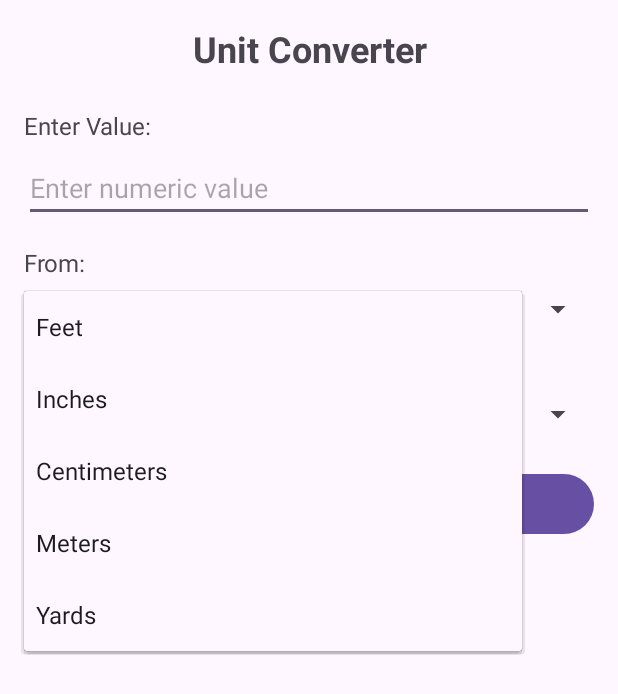
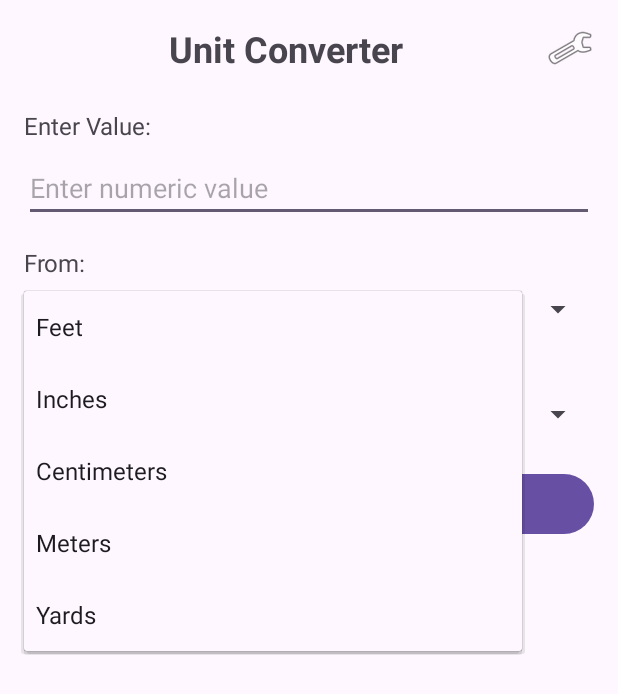
Before and after one commit to Kritavya/MAD_Assignment_2025, an Android app: the screen it shows after launch (MainActivity), after a tap on "Feet", on a phone screen of 412 x 824 dp. Shown: the top 694 px of the screen. Run offline under Robolectric (Android 15) with nearby library versions, the phone set to English and light mode, and no system bars.

Commit message:
Added basic theme implementation with default settings icon

```diff
--- a/Q2_ThemeSettings/ThemeSettings/app/build.gradle.kts
+++ b/Q2_ThemeSettings/ThemeSettings/app/build.gradle.kts
@@ -3,11 +3,11 @@ plugins {
 }
 
 android {
-    namespace = "com.kritavya.themesettings"
+    namespace = "com.kritavya.unitconverter"
     compileSdk = 35
 
     defaultConfig {
-        applicationId = "com.kritavya.themesettings"
+        applicationId = "com.kritavya.unitconverter"
         minSdk = 24
         targetSdk = 35
         versionCode = 1
--- /dev/null
+++ b/Q2_ThemeSettings/ThemeSettings/app/src/main/java/com/kritavya/unitconverter/MainActivity.java
@@ -0,0 +1,152 @@
+package com.kritavya.unitconverter;
+
+import android.content.Intent;
+import android.content.SharedPreferences;
+import android.os.Bundle;
+import android.view.Menu;
+import android.view.MenuItem;
+import android.view.View;
+import android.widget.ArrayAdapter;
+import android.widget.Button;
+import android.widget.EditText;
+import android.widget.ImageView;
+import android.widget.Spinner;
+import android.widget.TextView;
+import android.widget.Toast;
+
+import androidx.annotation.NonNull;
+import androidx.appcompat.app.AppCompatActivity;
+
+public class MainActivity extends AppCompatActivity {
+
+    private EditText editTextValue;
+    private Spinner spinnerFrom, spinnerTo;
+    private Button buttonConvert;
+    private TextView textViewResult;
+    private ImageView imageViewSettings;
+
+    @Override
+    protected void onCreate(Bundle savedInstanceState) {
+        // Apply theme before setting content view
+        SharedPreferences preferences = getSharedPreferences(SettingsActivity.PREFS_NAME, MODE_PRIVATE);
+        SettingsActivity.applyTheme(preferences);
+
+        super.onCreate(savedInstanceState);
+        setContentView(R.layout.activity_main);
+
+        // Initialize views
+        editTextValue = findViewById(R.id.editTextValue);
+        spinnerFrom = findViewById(R.id.spinnerFrom);
+        spinnerTo = findViewById(R.id.spinnerTo);
+        buttonConvert = findViewById(R.id.buttonConvert);
+        textViewResult = findViewById(R.id.textViewResult);
+        imageViewSettings = findViewById(R.id.imageViewSettings);
+
+        // Set up spinners with unit types
+        ArrayAdapter<CharSequence> adapter = ArrayAdapter.createFromResource(
+                this, R.array.unit_types, android.R.layout.simple_spinner_item);
+        adapter.setDropDownViewResource(android.R.layout.simple_spinner_dropdown_item);
+        spinnerFrom.setAdapter(adapter);
+        spinnerTo.setAdapter(adapter);
+
+        // Set convert button click listener
+        buttonConvert.setOnClickListener(new View.OnClickListener() {
+            @Override
+            public void onClick(View v) {
+                convertUnits();
+            }
+        });
+
+        // Set settings icon click listener
+        imageViewSettings.setOnClickListener(new View.OnClickListener() {
+            @Override
+            public void onClick(View v) {
+                Intent intent = new Intent(MainActivity.this, SettingsActivity.class);
+                startActivity(intent);
+            }
+        });
+    }
+
+    @Override
+    public boolean onCreateOptionsMenu(Menu menu) {
+        getMenuInflater().inflate(R.menu.main_menu, menu);
+        return true;
+    }
+
+    @Override
+    public boolean onOptionsItemSelected(@NonNull MenuItem item) {
+        if (item.getItemId() == R.id.menu_settings) {
+            Intent intent = new Intent(MainActivity.this, SettingsActivity.class);
+            startActivity(intent);
+            return true;
+        }
+        return super.onOptionsItemSelected(item);
+    }
+
+    private void convertUnits() {
+        // Get input value
+        String inputValueStr = editTextValue.getText().toString().trim();
+
+        // Validate input
+        if (inputValueStr.isEmpty()) {
+            Toast.makeText(this, "Please enter a value", Toast.LENGTH_SHORT).show();
+            return;
+        }
+
+        try {
+            double inputValue = Double.parseDouble(inputValueStr);
+            String fromUnit = spinnerFrom.getSelectedItem().toString();
+            String toUnit = spinnerTo.getSelectedItem().toString();
+
+            // Convert to meters first (base unit)
+            double valueInMeters = convertToMeters(inputValue, fromUnit);
+
+            // Convert from meters to target unit
+            double result = convertFromMeters(valueInMeters, toUnit);
+
+            // Format and display result
+            String formattedResult = String.format("%.4f %s = %.4f %s",
+                    inputValue, fromUnit, result, toUnit);
+            textViewResult.setText(formattedResult);
+
+        } catch (NumberFormatException e) {
+            Toast.makeText(this, "Invalid number format", Toast.LENGTH_SHORT).show();
+        }
+    }
+
+    // Convert any unit to meters
+    private double convertToMeters(double value, String fromUnit) {
+        switch (fromUnit) {
+            case "Feet":
+                return value * 0.3048;
+            case "Inches":
+                return value * 0.0254;
+            case "Centimeters":
+                return value * 0.01;
+            case "Meters":
+                return value;
+            case "Yards":
+                return value * 0.9144;
+            default:
+                return 0;
+        }
+    }
+
+    // Convert from meters to any unit
+    private double convertFromMeters(double meters, String toUnit) {
+        switch (toUnit) {
+            case "Feet":
+                return meters / 0.3048;
+            case "Inches":
+                return meters / 0.0254;
+            case "Centimeters":
+                return meters / 0.01;
+            case "Meters":
+                return meters;
+            case "Yards":
+                return meters / 0.9144;
+            default:
+                return 0;
+        }
+    }
+}
--- a/Q2_ThemeSettings/ThemeSettings/app/src/main/res/layout/activity_main.xml
+++ b/Q2_ThemeSettings/ThemeSettings/app/src/main/res/layout/activity_main.xml
@@ -1,19 +1,92 @@
 <?xml version="1.0" encoding="utf-8"?>
-<androidx.constraintlayout.widget.ConstraintLayout xmlns:android="http://schemas.android.com/apk/res/android"
+<LinearLayout xmlns:android="http://schemas.android.com/apk/res/android"
     xmlns:app="http://schemas.android.com/apk/res-auto"
     xmlns:tools="http://schemas.android.com/tools"
     android:id="@+id/main"
     android:layout_width="match_parent"
     android:layout_height="match_parent"
+    android:orientation="vertical"
+    android:padding="16dp"
     tools:context=".MainActivity">
 
+    <LinearLayout
+        android:layout_width="match_parent"
+        android:layout_height="wrap_content"
+        android:orientation="horizontal"
+        android:gravity="center_vertical"
+        android:layout_marginBottom="24dp">
+
+        <TextView
+            android:layout_width="0dp"
+            android:layout_height="wrap_content"
+            android:layout_weight="1"
+            android:text="Unit Converter"
+            android:textSize="24sp"
+            android:textStyle="bold"
+            android:gravity="center"/>
+
+        <ImageView
+            android:id="@+id/imageViewSettings"
+            android:layout_width="32dp"
+            android:layout_height="32dp"
+            android:src="@android:drawable/ic_menu_preferences"
+            android:contentDescription="Settings"/>
+    </LinearLayout>
+
     <TextView
-        android:layout_width="wrap_content"
+        android:layout_width="match_parent"
         android:layout_height="wrap_content"
-        android:text="Hello World!"
-        app:layout_constraintBottom_toBottomOf="parent"
-        app:layout_constraintEnd_toEndOf="parent"
-        app:layout_constraintStart_toStartOf="parent"
-        app:layout_constraintTop_toTopOf="parent" />
+        android:text="Enter Value:"
+        android:textSize="16sp"
+        android:layout_marginBottom="8dp"/>
 
-</androidx.constraintlayout.widget.ConstraintLayout>
+    <EditText
+        android:id="@+id/editTextValue"
+        android:layout_width="match_parent"
+        android:layout_height="wrap_content"
+        android:hint="Enter numeric value"
+        android:inputType="numberDecimal"
+        android:layout_marginBottom="16dp"/>
+
+    <TextView
+        android:layout_width="match_parent"
+        android:layout_height="wrap_content"
+        android:text="From:"
+        android:textSize="16sp"
+        android:layout_marginBottom="8dp"/>
+
+    <Spinner
+        android:id="@+id/spinnerFrom"
+        android:layout_width="match_parent"
+        android:layout_height="wrap_content"
+        android:layout_marginBottom="16dp"/>
+
+    <TextView
+        android:layout_width="match_parent"
+        android:layout_height="wrap_content"
+        android:text="To:"
+        android:textSize="16sp"
+        android:layout_marginBottom="8dp"/>
+
+    <Spinner
+        android:id="@+id/spinnerTo"
+        android:layout_width="match_parent"
+        android:layout_height="wrap_content"
+        android:layout_marginBottom="24dp"/>
+
+    <Button
+        android:id="@+id/buttonConvert"
+        android:layout_width="match_parent"
+        android:layout_height="wrap_content"
+        android:text="Convert"
+        android:layout_marginBottom="24dp"/>
+
+    <TextView
+        android:id="@+id/textViewResult"
+        android:layout_width="match_parent"
+        android:layout_height="wrap_content"
+        android:textSize="18sp"
+        android:gravity="center"
+        android:layout_marginBottom="8dp"/>
+
+</LinearLayout>
--- /dev/null
+++ b/Q2_ThemeSettings/ThemeSettings/app/src/main/res/menu/main_menu.xml
@@ -0,0 +1,9 @@
+<?xml version="1.0" encoding="utf-8"?>
+<menu xmlns:android="http://schemas.android.com/apk/res/android"
+    xmlns:app="http://schemas.android.com/apk/res-auto">
+    <item
+        android:id="@+id/menu_settings"
+        android:icon="@android:drawable/ic_menu_preferences"
+        android:title="@string/menu_settings"
+        app:showAsAction="always" />
+</menu>
--- a/Q2_ThemeSettings/ThemeSettings/app/src/main/res/values-night/themes.xml
+++ b/Q2_ThemeSettings/ThemeSettings/app/src/main/res/values-night/themes.xml
@@ -1,6 +1,6 @@
 <resources xmlns:tools="http://schemas.android.com/tools">
     <!-- Base application theme. -->
-    <style name="Base.Theme.ThemeSettings" parent="Theme.Material3.DayNight.NoActionBar">
+    <style name="Base.Theme.UnitConverter" parent="Theme.Material3.DayNight.NoActionBar">
         <!-- Customize your dark theme here. -->
         <!-- <item name="colorPrimary">@color/my_dark_primary</item> -->
     </style>
--- a/Q2_ThemeSettings/ThemeSettings/app/src/main/res/values/strings.xml
+++ b/Q2_ThemeSettings/ThemeSettings/app/src/main/res/values/strings.xml
@@ -1,3 +1,13 @@
 <resources>
-    <string name="app_name">ThemeSettings</string>
+    <string name="app_name">Theme Settings</string>
+    <string-array name="unit_types">
+        <item>Feet</item>
+        <item>Inches</item>
+        <item>Centimeters</item>
+        <item>Meters</item>
+        <item>Yards</item>
+    </string-array>
+    <string name="settings">Settings</string>
+    <string name="enable_dark_mode">Enable Dark Mode</string>
+    <string name="menu_settings">Settings</string>
 </resources>
--- a/Q2_ThemeSettings/ThemeSettings/app/src/main/res/values/themes.xml
+++ b/Q2_ThemeSettings/ThemeSettings/app/src/main/res/values/themes.xml
@@ -1,9 +1,9 @@
 <resources xmlns:tools="http://schemas.android.com/tools">
     <!-- Base application theme. -->
-    <style name="Base.Theme.ThemeSettings" parent="Theme.Material3.DayNight.NoActionBar">
+    <style name="Base.Theme.UnitConverter" parent="Theme.Material3.DayNight.NoActionBar">
         <!-- Customize your light theme here. -->
         <!-- <item name="colorPrimary">@color/my_light_primary</item> -->
     </style>
 
-    <style name="Theme.ThemeSettings" parent="Base.Theme.ThemeSettings" />
+    <style name="Theme.UnitConverter" parent="Base.Theme.UnitConverter" />
 </resources>
--- a/Q2_ThemeSettings/ThemeSettings/settings.gradle.kts
+++ b/Q2_ThemeSettings/ThemeSettings/settings.gradle.kts
@@ -19,5 +19,5 @@ dependencyResolutionManagement {
     }
 }
 
-rootProject.name = "ThemeSettings"
+rootProject.name = "UnitConverter"
 include(":app")
```
Also changed, not shown: Q2_ThemeSettings/ThemeSettings/app/src/main/AndroidManifest.xml (+9 -1 lines), Q2_ThemeSettings/ThemeSettings/app/src/main/java/com/kritavya/themesettings/MainActivity.java (deleted, +0 -24 lines), Q2_ThemeSettings/ThemeSettings/app/src/main/java/com/kritavya/unitconverter/SettingsActivity.java (added, +61 -0 lines), Q2_ThemeSettings/ThemeSettings/app/src/main/res/layout/activity_settings.xml (added, +39 -0 lines), Q2_ThemeSettings/ThemeSettings/gradle/wrapper/gradle-wrapper.properties, 4 other files.
